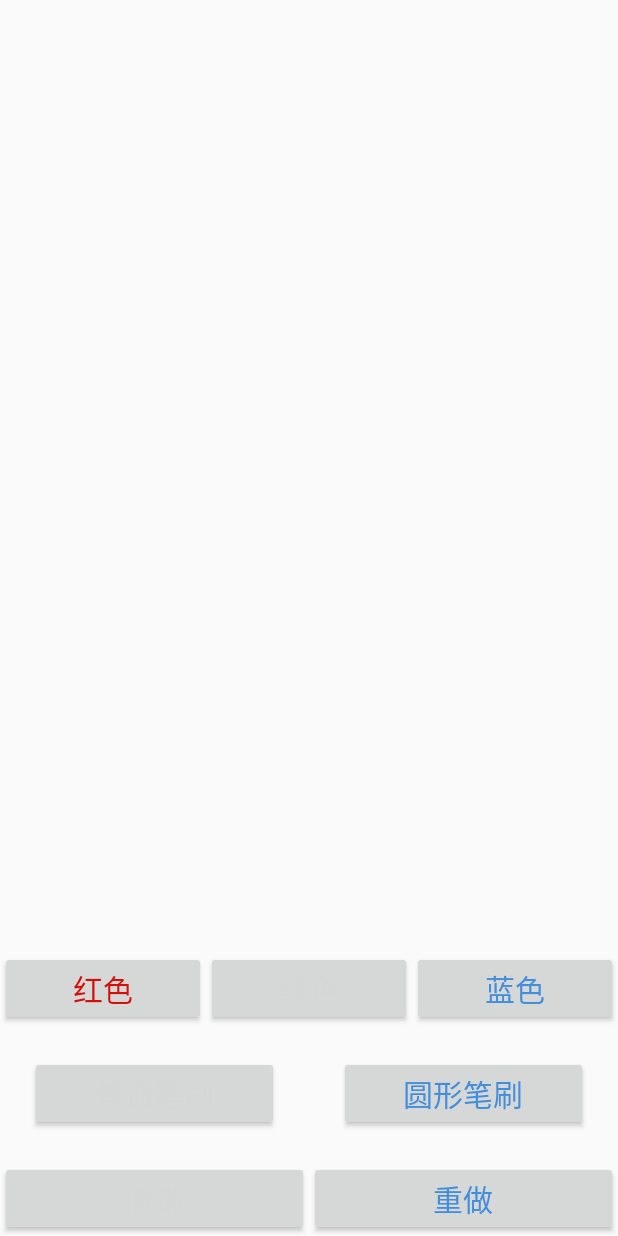
After one commit to hetaoyuan-android/appDemo, an Android app: the layout activity_min_ling.xml on its own in the app's theme, with its tools: preview values and no code run, on a phone screen of 412 x 824 dp. The commit adds this screen. Run offline under Robolectric (Android 15) with nearby library versions, the phone set to English and light mode, and no system bars.

Commit message:
添加命令模式案例

```diff
--- a/app/build.gradle
+++ b/app/build.gradle
@@ -59,7 +59,7 @@ dependencies {
     implementation 'org.greenrobot:eventbus:3.1.1'
     implementation files('libs/universal-image-loader-1.9.4-with-sources.jar')
     // Shape 框架：https://github.com/getActivity/ShapeView
-    implementation 'com.github.getActivity:ShapeView:5.0'
+    implementation 'com.github.getActivity:ShapeView:8.3'
 
     // 调色板
     //noinspection GradleCompatible
--- /dev/null
+++ b/app/src/main/res/layout/activity_min_ling.xml
@@ -0,0 +1,101 @@
+<?xml version="1.0" encoding="utf-8"?>
+<RelativeLayout xmlns:android="http://schemas.android.com/apk/res/android"
+    xmlns:app="http://schemas.android.com/apk/res-auto"
+    xmlns:tools="http://schemas.android.com/tools"
+    android:layout_width="match_parent"
+    android:layout_height="match_parent"
+    tools:context=".minling.MinLingActivity">
+
+    <RelativeLayout
+        android:layout_width="match_parent"
+        android:layout_height="wrap_content"
+        android:layout_alignParentBottom="true">
+        <LinearLayout
+            android:layout_width="match_parent"
+            android:layout_height="wrap_content"
+            android:orientation="vertical">
+            <LinearLayout
+                android:layout_width="match_parent"
+                android:layout_height="wrap_content"
+                android:orientation="horizontal">
+                <Button
+                    android:id="@+id/red"
+                    android:layout_width="0dp"
+                    android:layout_height="wrap_content"
+                    android:layout_weight="1"
+                    android:text="红色"
+                    android:textSize="20sp"
+                    android:textColor="@color/colorRed"
+                    tools:ignore="Suspicious0dp" />
+                <Button
+                    android:id="@+id/green"
+                    android:layout_width="0dp"
+                    android:layout_height="wrap_content"
+                    android:layout_weight="1"
+                    android:text="绿色"
+                    android:textSize="20sp"
+                    android:textColor="@color/colorTextGreen"
+                    tools:ignore="Suspicious0dp" />
+                <Button
+                    android:id="@+id/blue"
+                    android:layout_width="0dp"
+                    android:layout_height="wrap_content"
+                    android:layout_weight="1"
+                    android:text="蓝色"
+                    android:textSize="20sp"
+                    android:textColor="#438edb"
+                    tools:ignore="Suspicious0dp" />
+            </LinearLayout>
+            <LinearLayout
+                android:layout_width="match_parent"
+                android:layout_height="wrap_content"
+                android:orientation="horizontal">
+                <Button
+                    android:id="@+id/normal"
+                    android:layout_width="0dp"
+                    android:layout_height="wrap_content"
+                    android:layout_weight="1"
+                    android:text="普通笔刷"
+                    android:textSize="20sp"
+                    android:textColor="@color/colorTextGreen"
+                    android:layout_margin="20dp"
+                    tools:ignore="Suspicious0dp" />
+                <Button
+                    android:id="@+id/circle"
+                    android:layout_width="0dp"
+                    android:layout_height="wrap_content"
+                    android:layout_weight="1"
+                    android:text="圆形笔刷"
+                    android:textSize="20sp"
+                    android:textColor="#438edb"
+                    android:layout_margin="20dp"
+                    tools:ignore="Suspicious0dp" />
+            </LinearLayout>
+            <LinearLayout
+                android:layout_width="match_parent"
+                android:layout_height="wrap_content"
+                android:orientation="horizontal">
+                <Button
+                    android:id="@+id/redo"
+                    android:layout_width="0dp"
+                    android:layout_height="wrap_content"
+                    android:layout_weight="1"
+                    android:text="撤销"
+                    android:textSize="20sp"
+                    android:textColor="@color/colorTextGreen"
+                    tools:ignore="Suspicious0dp" />
+                <Button
+                    android:id="@+id/undo"
+                    android:layout_width="0dp"
+                    android:layout_height="wrap_content"
+                    android:layout_weight="1"
+                    android:text="重做"
+                    android:textSize="20sp"
+                    android:textColor="#438edb"
+                    tools:ignore="Suspicious0dp" />
+            </LinearLayout>
+
+        </LinearLayout>
+    </RelativeLayout>
+
+</RelativeLayout>
```
Also changed, not shown: app/src/main/AndroidManifest.xml (+10 -7 lines), app/src/main/java/com/example/test/Main2Activity.java (+5 -0 lines), app/src/main/java/com/example/test/minling/CircleBrush.java (added, +20 -0 lines), app/src/main/java/com/example/test/minling/DrawCanvas.java (added, +107 -0 lines), app/src/main/java/com/example/test/minling/DrawInvoker.java (added, +53 -0 lines), app/src/main/java/com/example/test/minling/DrawPath.java (added, +21 -0 lines), app/src/main/java/com/example/test/minling/IBrush.java (added, +9 -0 lines), app/src/main/java/com/example/test/minling/IDraw.java (added, +11 -0 lines), app/src/main/java/com/example/test/minling/MinLingActivity.java (added, +40 -0 lines), app/src/main/java/com/example/test/minling/NormalBrush.java (added, +20 -0 lines), app/src/main/res/layout/activity_main2.xml (+7 -0 lines), build.gradle (+12 -5 lines).
